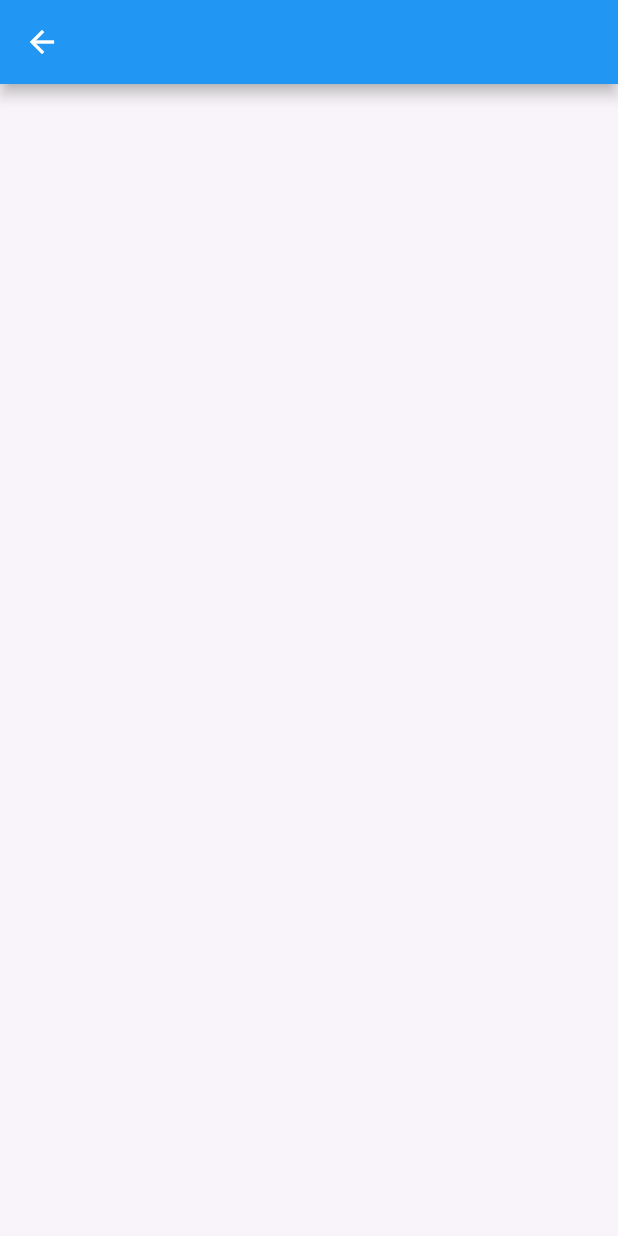
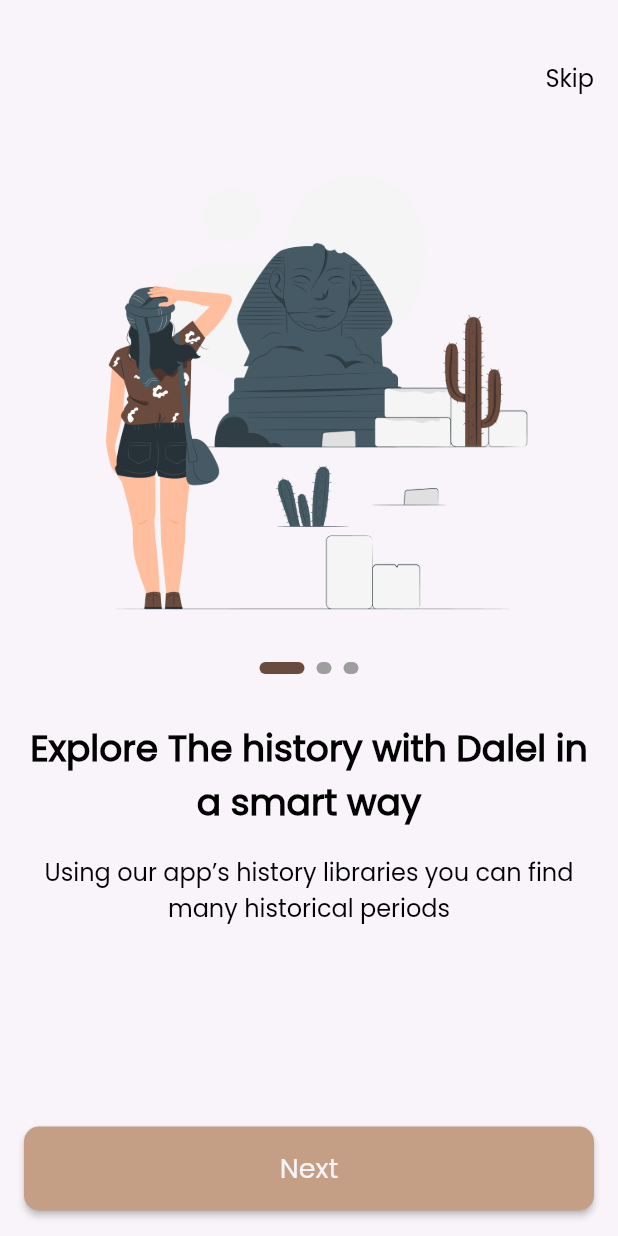
Before and after one commit to Eng-Mosad-99/dalel, a Flutter app: the screen it shows after launch, on a phone screen of 412 x 824 dp. Run offline on Flutter 3.47's test engine with Material 2 defaults, Android fonts, the phone set to English and light mode, and no system bars; drawn by our look-alikes of smooth_page_indicator; our stand-ins replace go_router.

Commit message:
splash and onboarding part one

```diff
--- a/lib/core/utils/app_text_styles.dart
+++ b/lib/core/utils/app_text_styles.dart
@@ -8,4 +8,16 @@ abstract class AppTextStyle {
     color: AppColors.kDeepBrownColor,
     fontFamily: 'Pacifico',
   );
+  static const poppins500Style24 = TextStyle(
+    fontSize: 24,
+    fontWeight: FontWeight.w500,
+    color: Colors.black,
+    fontFamily: 'Poppins',
+  );
+  static const poppins300Style16 = TextStyle(
+    fontSize: 16,
+    fontWeight: FontWeight.w300,
+    color: Colors.black,
+    fontFamily: 'Poppins',
+  );
 }
--- /dev/null
+++ b/lib/core/widgets/custom_botton.dart
@@ -0,0 +1,31 @@
+import 'package:dalel/core/utils/app_colors.dart';
+import 'package:dalel/core/utils/app_text_styles.dart';
+import 'package:flutter/material.dart';
+
+class CustomBotton extends StatelessWidget {
+  const CustomBotton({super.key, this.color, required this.text});
+  final Color? color;
+  final String text;
+  @override
+  Widget build(BuildContext context) {
+    return SizedBox(
+      width: double.infinity,
+      height: 56,
+      child: ElevatedButton(
+        onPressed: () {},
+        style: ElevatedButton.styleFrom(
+            backgroundColor: color ?? AppColors.kPrimaryColor,
+            shape: RoundedRectangleBorder(
+              borderRadius: BorderRadius.circular(10),
+            )),
+        child: Text(
+          text,
+          style: AppTextStyle.poppins500Style24.copyWith(
+            fontSize: 18,
+            color: AppColors.kOffWhiteColor,
+          ),
+        ),
+      ),
+    );
+  }
+}
--- a/lib/features/on_boarding/presentation/views/on_boarding_view.dart
+++ b/lib/features/on_boarding/presentation/views/on_boarding_view.dart
@@ -1,12 +1,34 @@
+import 'package:dalel/core/utils/app_strings.dart';
 import 'package:flutter/material.dart';
+import '../../../../core/utils/app_colors.dart';
+import '../../../../core/widgets/custom_botton.dart';
+import '../widgets/custom_nav_bar.dart';
+import '../widgets/on_boarding_widget_body.dart';
 
 class OnBoardingView extends StatelessWidget {
   const OnBoardingView({super.key});
 
   @override
   Widget build(BuildContext context) {
-    return Scaffold(
-      appBar: AppBar(),
+    return SafeArea(
+      child: Scaffold(
+        body: Padding(
+          padding: const EdgeInsets.symmetric(horizontal: 16),
+          child: Column(
+            children: [
+              const CustomNavBar(),
+              OnBoardingWidgetBody(),
+              const CustomBotton(
+                color: AppColors.kPrimaryColor,
+                text: AppStrings.nextText,
+              ),
+              const SizedBox(
+                height: 17,
+              ),
+            ],
+          ),
+        ),
+      ),
     );
   }
 }
--- /dev/null
+++ b/lib/features/on_boarding/presentation/widgets/custom_nav_bar.dart
@@ -0,0 +1,25 @@
+import 'package:flutter/material.dart';
+import '../../../../core/utils/app_strings.dart';
+import '../../../../core/utils/app_text_styles.dart';
+
+class CustomNavBar extends StatelessWidget {
+  const CustomNavBar({
+    super.key,
+  });
+
+  @override
+  Widget build(BuildContext context) {
+    return Align(
+      alignment: Alignment.centerRight,
+      child: Padding(
+        padding: const EdgeInsets.only(top: 40, bottom: 32),
+        child: Text(
+          AppStrings.skipText,
+          style: AppTextStyle.poppins300Style16.copyWith(
+            fontWeight: FontWeight.w400,
+          ),
+        ),
+      ),
+    );
+  }
+}
--- /dev/null
+++ b/lib/features/on_boarding/presentation/widgets/custom_smooth_page_indicator.dart
@@ -0,0 +1,26 @@
+import 'package:flutter/material.dart';
+import 'package:smooth_page_indicator/smooth_page_indicator.dart';
+
+import '../../../../core/utils/app_colors.dart';
+
+class CustomSmoothPageIndicator extends StatelessWidget {
+  const CustomSmoothPageIndicator({
+    super.key,
+    required PageController controller,
+  }) : _controller = controller;
+
+  final PageController _controller;
+
+  @override
+  Widget build(BuildContext context) {
+    return SmoothPageIndicator(
+      controller: _controller,
+      count: 3,
+      effect: const ExpandingDotsEffect(
+        activeDotColor: AppColors.kDeepBrownColor,
+        dotHeight: 8,
+        dotWidth: 10,
+      ),
+    );
+  }
+}
--- /dev/null
+++ b/lib/features/on_boarding/presentation/widgets/on_boarding_widget_body.dart
@@ -0,0 +1,47 @@
+import 'package:dalel/core/utils/app_text_styles.dart';
+import 'package:flutter/material.dart';
+import '../../../../core/utils/app_assets.dart';
+import 'custom_smooth_page_indicator.dart';
+
+class OnBoardingWidgetBody extends StatelessWidget {
+  OnBoardingWidgetBody({super.key});
+  final PageController _controller = PageController();
+  @override
+  Widget build(BuildContext context) {
+    return Expanded(
+      child: PageView.builder(
+        controller: _controller,
+        itemCount: 3,
+        itemBuilder: (context, index) {
+          return Column(
+            children: [
+              Image.asset(Assets.resourceImagesOnBoarding1),
+              const SizedBox(
+                height: 24,
+              ),
+              CustomSmoothPageIndicator(controller: _controller),
+              const SizedBox(
+                height: 32,
+              ),
+              Text(
+                'Explore The history with Dalel in a smart way',
+                style: AppTextStyle.poppins500Style24.copyWith(
+                  fontWeight: FontWeight.bold,
+                ),
+                textAlign: TextAlign.center,
+              ),
+              const SizedBox(
+                height: 16,
+              ),
+              const Text(
+                'Using our app’s history libraries you can find many historical periods',
+                style: AppTextStyle.poppins300Style16,
+                textAlign: TextAlign.center,
+              ),
+            ],
+          );
+        },
+      ),
+    );
+  }
+}
--- a/pubspec.yaml
+++ b/pubspec.yaml
@@ -36,6 +36,7 @@ dependencies:
   # Use with the CupertinoIcons class for iOS style icons.
   cupertino_icons: ^1.0.2
   go_router: ^12.1.1
+  smooth_page_indicator: ^1.1.0
 
 dev_dependencies:
   flutter_test:
@@ -78,6 +79,9 @@ flutter:
     - family: Pacifico
       fonts:
         - asset: assets/fonts/Pacifico-Regular.ttf
+    - family: Poppins
+      fonts:
+        - asset: assets/fonts/Poppins-Regular.ttf
   #   - family: Trajan Pro
   #     fonts:
   #       - asset: fonts/TrajanPro.ttf
```
Also changed, not shown: assets/fonts/Poppins-Regular.ttf (added), pubspec.lock.
